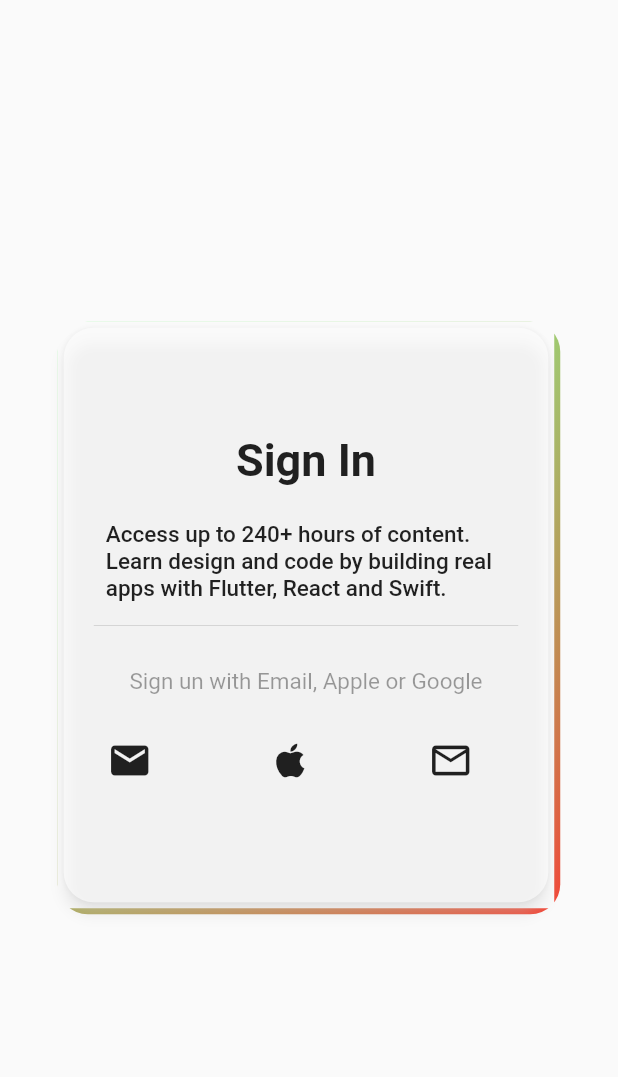
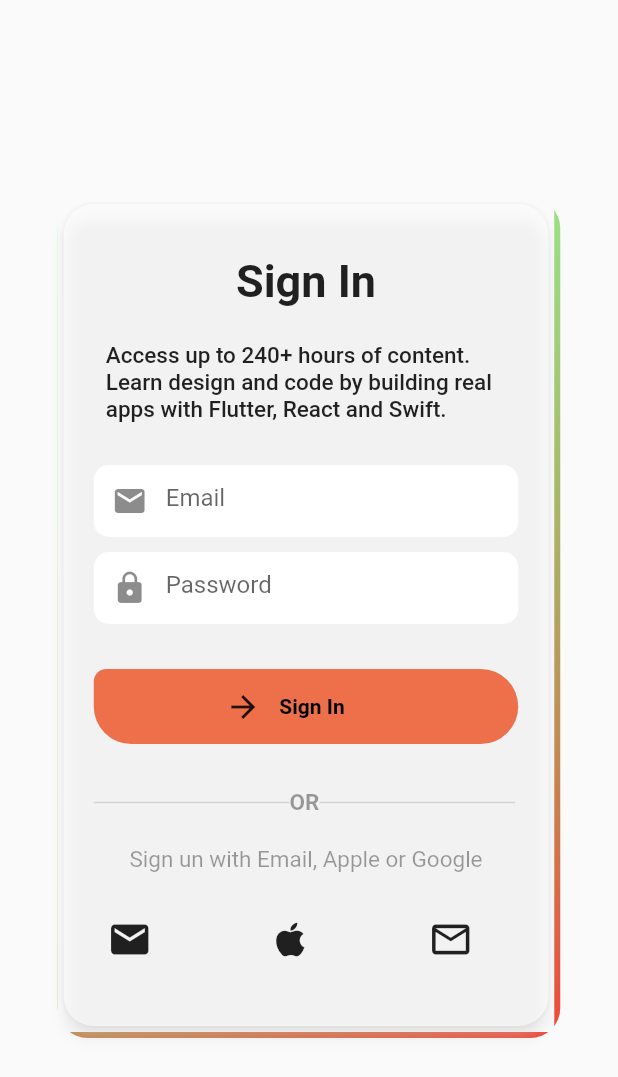
Before and after one commit to SibuleleMboyi/custome_animated_app, a Flutter app: the screen it shows after launch, on a phone screen of 412 x 824 dp. Shown: the top 1077 px of the screen. Run offline on Flutter 3.47's test engine with Material 2 defaults, Android fonts, the phone set to English and light mode, and no system bars; our stand-ins replace logger, rive; Roboto replaces fonts that are missing (Trajan Pro).

Commit message:
updating signing in ui

```diff
--- a/lib/screens/sign-in/widgets/custom_card.dart
+++ b/lib/screens/sign-in/widgets/custom_card.dart
@@ -1,3 +1,4 @@
+import 'package:custome_animated_app/screens/sign-in/widgets/widgets.dart';
 import 'package:flutter/material.dart';
 import 'package:logger/logger.dart';
 
@@ -10,7 +11,8 @@ class CustomCard extends StatefulWidget {
 
 class _CustomCardState extends State<CustomCard> {
   OverlayEntry? entry;
-  final shiftCardUpandLeft = 4.0;
+  final layerLink = LayerLink();
+  final shiftCardUpAndLeft = 4.0;
 
   @override
   void initState() {
@@ -25,7 +27,7 @@ class _CustomCardState extends State<CustomCard> {
     final renderBox = context.findRenderObject() as RenderBox;
     final size = renderBox.size;
 
-    final offset = renderBox.localToGlobal(Offset.zero);
+    //final offset = renderBox.localToGlobal(Offset.zero);
 
     var logger = Logger();
     logger.d("Overlay Logger Width :::: ${size.width}");
@@ -34,11 +36,15 @@ class _CustomCardState extends State<CustomCard> {
     final overlay = Overlay.of(context)!;
     entry = OverlayEntry(
       builder: (context) => Positioned(
-        left: offset.dx,
-        top: offset.dy,
-        width: size.width - shiftCardUpandLeft,
-        height: size.height - shiftCardUpandLeft,
-        child: _buildOverlay(),
+        //left: offset.dx,
+        //top: offset.dy,
+        width: size.width - shiftCardUpAndLeft,
+        height: size.height - shiftCardUpAndLeft,
+        child: CompositedTransformFollower(
+            link: layerLink,
+            showWhenUnlinked: false,
+            offset: const Offset(0, 0),
+            child: _buildOverlay()),
       ),
     );
 
@@ -47,17 +53,16 @@ class _CustomCardState extends State<CustomCard> {
 
   Widget _buildOverlay() {
     return Material(
-        child: SizedBox(
-      //height: 350,
         child: Card(
       shape: const RoundedRectangleBorder(
-            borderRadius: BorderRadius.all(Radius.circular(20.0))),
+        borderRadius: BorderRadius.all(Radius.circular(20.0)),
+      ),
       // margin: const EdgeInsets.symmetric(horizontal: 10.0),
       color: Colors.white60,
       shadowColor: Colors.white70,
       elevation: 4.0,
       child: Padding(
-          padding: const EdgeInsets.symmetric(horizontal: 20.0),
+        padding: const EdgeInsets.symmetric(horizontal: 20.0, vertical: 20.0),
         child: Column(
           mainAxisAlignment: MainAxisAlignment.center,
           children: [
@@ -78,7 +83,9 @@ class _CustomCardState extends State<CustomCard> {
                 style: TextStyle(fontSize: 15, fontWeight: FontWeight.w500),
               ),
             ),
-              const Divider(),
+            const SizedBox(height: 20.0),
+            const CustomForm(),
+            // const Divider(),
             const SizedBox(height: 20.0),
             const Text(
               "Sign un with Email, Apple or Google",
@@ -120,17 +127,16 @@ class _CustomCardState extends State<CustomCard> {
           ],
         ),
       ),
-      ),
     ));
   }
 
   @override
   Widget build(BuildContext context) {
-    return SizedBox(
-      height: 395, //390
-      width: 335, // 330
+    return CompositedTransformTarget(
+      link: layerLink,
       child: Container(
-        //color: Colors.white,
+        height: 560, //395
+        width: 335, // 335
         decoration: BoxDecoration(
             borderRadius: BorderRadius.circular(20.0),
             gradient: const LinearGradient(
--- /dev/null
+++ b/lib/screens/sign-in/widgets/custom_form.dart
@@ -0,0 +1,117 @@
+import 'package:flutter/material.dart';
+
+class CustomForm extends StatefulWidget {
+  const CustomForm({Key? key}) : super(key: key);
+
+  @override
+  State<CustomForm> createState() => _CustomFormState();
+}
+
+class _CustomFormState extends State<CustomForm> {
+  final GlobalKey<FormState> _formKey = GlobalKey<FormState>();
+
+  @override
+  Widget build(BuildContext context) {
+    return Form(
+      key: _formKey,
+      child: Column(
+        children: [
+          Container(
+            decoration: BoxDecoration(
+              color: Colors.white,
+              shape: BoxShape.rectangle,
+              borderRadius: BorderRadius.circular(10.0),
+            ),
+            child: TextFormField(
+              decoration: const InputDecoration(
+                hintText: "Email",
+                prefixIcon: Icon(Icons.email),
+                border: InputBorder.none,
+              ),
+              //onChanged: {},
+              validator: (value) => (value == null || !value.contains('@'))
+                  ? "Invalid Email!"
+                  : null,
+            ),
+          ),
+          const SizedBox(height: 10.0),
+          Container(
+            decoration: BoxDecoration(
+              color: Colors.white,
+              shape: BoxShape.rectangle,
+              borderRadius: BorderRadius.circular(10.0),
+            ),
+            child: TextFormField(
+              decoration: const InputDecoration(
+                hintText: "Password",
+                prefixIcon: Icon(Icons.lock),
+                border: InputBorder.none,
+              ),
+              obscureText: true,
+              //onChanged: {},
+              validator: (value) => (value == null || value.length < 6)
+                  ? "Must be at least 6 characters"
+                  : null,
+            ),
+          ),
+          const SizedBox(height: 30.0),
+          Container(
+            height: 50.0,
+            width: 335.0,
+            decoration: const BoxDecoration(
+              shape: BoxShape.rectangle,
+              borderRadius: BorderRadius.only(
+                topRight: Radius.circular(30),
+                bottomRight: Radius.circular(30),
+                topLeft: Radius.circular(10),
+                bottomLeft: Radius.circular(30),
+              ),
+              color: Color.fromARGB(255, 238, 112, 74),
+            ),
+            child: Row(
+              mainAxisAlignment: MainAxisAlignment.center,
+              children: [
+                IconButton(
+                  onPressed: () {},
+                  icon: const Icon(Icons.arrow_forward),
+                ),
+                const Text(
+                  "Sign In",
+                  style: TextStyle(
+                    fontFamily: "Trajan Pro",
+                    fontWeight: FontWeight.bold,
+                    color: Colors.black,
+                  ),
+                ),
+                const SizedBox(width: 40.0)
+              ],
+            ),
+          ),
+          const SizedBox(height: 30.0),
+          Row(
+            children: [
+              Container(
+                height: 1.0,
+                width: 130.5,
+                color: Colors.black12,
+              ),
+              const Text(
+                "OR",
+                style: TextStyle(
+                  fontSize: 15,
+                  fontWeight: FontWeight.bold,
+                  color: Colors.black38,
+                ),
+              ),
+              Container(
+                height: 1.0,
+                width: 130.5,
+                color: Colors.black12,
+              ),
+            ],
+          ),
+        ],
+      ),
+    );
+  }
+}
--- a/lib/screens/sign-in/widgets/widgets.dart
+++ b/lib/screens/sign-in/widgets/widgets.dart
@@ -1 +1,2 @@
 export 'custom_card.dart';
+export 'custom_form.dart';
```
Lines whose indentation alone changed are shown as unchanged.
